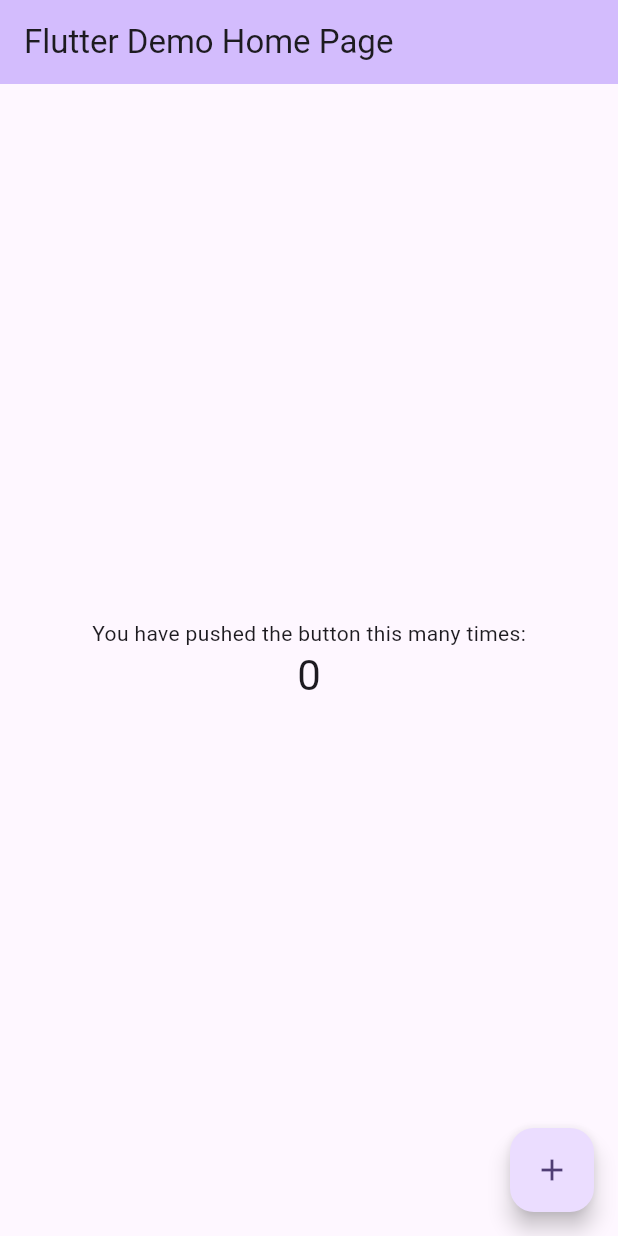
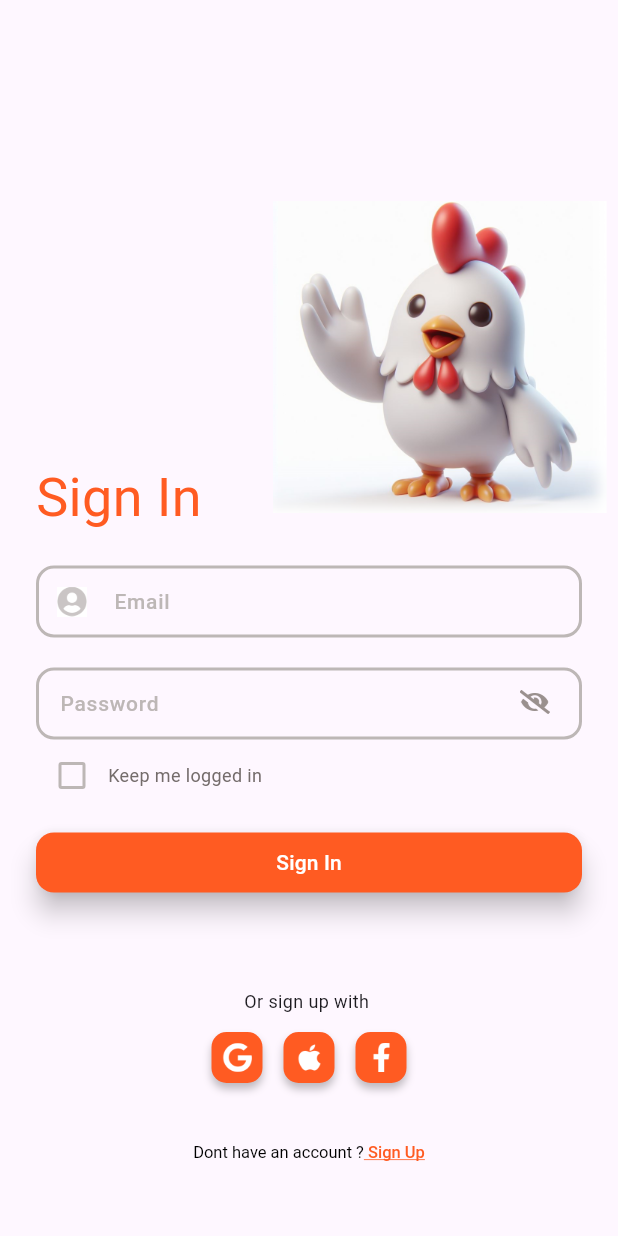
Before and after one commit to robertojanitrasusilo/Si-Kantin, a Flutter app: the screen it shows after launch, on a phone screen of 412 x 824 dp. Run offline on Flutter 3.47's test engine with Material 3 defaults, Android fonts, the phone set to English and light mode, and no system bars; our stand-ins replace google_fonts.

Commit message:
feat(screen) : add login screen

```diff
--- a/lib/main.dart
+++ b/lib/main.dart
@@ -1,127 +1,23 @@
 import 'package:flutter/material.dart';
+import 'package:sikantin/views/signin_page.dart';
 import 'package:google_fonts/google_fonts.dart';
 
-void main() {
-  runApp(const MyApp());
+void main(List<String> args) {
+  runApp(MyApp());
 }
 
 class MyApp extends StatelessWidget {
   const MyApp({super.key});
 
-  // This widget is the root of your application.
   @override
   Widget build(BuildContext context) {
+    Size mobileSize = MediaQuery.of(context).size;
     return MaterialApp(
-      title: 'Flutter Demo',
+      debugShowCheckedModeBanner: false,
       theme: ThemeData(
-        textTheme: GoogleFonts.robotoTextTheme(Theme.of(context).textTheme),
-        // This is the theme of your application.
-        //
-        // TRY THIS: Try running your application with "flutter run". You'll see
-        // the application has a purple toolbar. Then, without quitting the app,
-        // try changing the seedColor in the colorScheme below to Colors.green
-        // and then invoke "hot reload" (save your changes or press the "hot
-        // reload" button in a Flutter-supported IDE, or press "r" if you used
-        // the command line to start the app).
-        //
-        // Notice that the counter didn't reset back to zero; the application
-        // state is not lost during the reload. To reset the state, use hot
-        // restart instead.
-        //
-        // This works for code too, not just values: Most code changes can be
-        // tested with just a hot reload.
-        colorScheme: ColorScheme.fromSeed(seedColor: Colors.deepPurple),
-        useMaterial3: true,
-      ),
-      home: const MyHomePage(title: 'Flutter Demo Home Page'),
+          useMaterial3: true,
+          textTheme: GoogleFonts.robotoTextTheme(Theme.of(context).textTheme)),
+      home: SignInScreen(),
     );
   }
 }
-
-class MyHomePage extends StatefulWidget {
-  const MyHomePage({super.key, required this.title});
-
-  // This widget is the home page of your application. It is stateful, meaning
-  // that it has a State object (defined below) that contains fields that affect
-  // how it looks.
-
-  // This class is the configuration for the state. It holds the values (in this
-  // case the title) provided by the parent (in this case the App widget) and
-  // used by the build method of the State. Fields in a Widget subclass are
-  // always marked "final".
-
-  final String title;
-
-  @override
-  State<MyHomePage> createState() => _MyHomePageState();
-}
-
-class _MyHomePageState extends State<MyHomePage> {
-  int _counter = 0;
-
-  void _incrementCounter() {
-    setState(() {
-      // This call to setState tells the Flutter framework that something has
-      // changed in this State, which causes it to rerun the build method below
-      // so that the display can reflect the updated values. If we changed
-      // _counter without calling setState(), then the build method would not be
-      // called again, and so nothing would appear to happen.
-      _counter++;
-    });
-  }
-
-  @override
-  Widget build(BuildContext context) {
-    // This method is rerun every time setState is called, for instance as done
-    // by the _incrementCounter method above.
-    //
-    // The Flutter framework has been optimized to make rerunning build methods
-    // fast, so that you can just rebuild anything that needs updating rather
-    // than having to individually change instances of widgets.
-    return Scaffold(
-      appBar: AppBar(
-        // TRY THIS: Try changing the color here to a specific color (to
-        // Colors.amber, perhaps?) and trigger a hot reload to see the AppBar
-        // change color while the other colors stay the same.
-        backgroundColor: Theme.of(context).colorScheme.inversePrimary,
-        // Here we take the value from the MyHomePage object that was created by
-        // the App.build method, and use it to set our appbar title.
-        title: Text(widget.title),
-      ),
-      body: Center(
-        // Center is a layout widget. It takes a single child and positions it
-        // in the middle of the parent.
-        child: Column(
-          // Column is also a layout widget. It takes a list of children and
-          // arranges them vertically. By default, it sizes itself to fit its
-          // children horizontally, and tries to be as tall as its parent.
-          //
-          // Column has various properties to control how it sizes itself and
-          // how it positions its children. Here we use mainAxisAlignment to
-          // center the children vertically; the main axis here is the vertical
-          // axis because Columns are vertical (the cross axis would be
-          // horizontal).
-          //
-          // TRY THIS: Invoke "debug painting" (choose the "Toggle Debug Paint"
-          // action in the IDE, or press "p" in the console), to see the
-          // wireframe for each widget.
-          mainAxisAlignment: MainAxisAlignment.center,
-          children: <Widget>[
-            const Text(
-              'You have pushed the button this many times:',
-            ),
-            Text(
-              '$_counter',
-              style: Theme.of(context).textTheme.headlineMedium,
-            ),
-          ],
-        ),
-      ),
-      floatingActionButton: FloatingActionButton(
-        onPressed: _incrementCounter,
-        tooltip: 'Increment',
-        child: const Icon(Icons.add),
-      ), // This trailing comma makes auto-formatting nicer for build methods.
-    );
-  }
-}
--- a/lib/theme.dart
+++ b/lib/theme.dart
@@ -1,14 +1,39 @@
 // Design of the theme
 import 'package:flutter/material.dart';
+import 'package:sikantin/views/signin_page.dart';
 // 1. Color
 
 Color whiteColor = const Color(0xFFFFFFFF);
 Color creamColor = const Color(0xFFFECDA6);
 Color yellowColor = const Color(0xFFFF9130);
-Color orangeColor = const Color(0xFFFF5B22);
+Color primaryColor = const Color(0xFFFF5B22);
+Color grey200 = const Color(0xFFBDB7B6);
+Color grey300 = const Color(0xFF9A908E);
+Color grey400 = const Color(0xFF746C6B);
 
 // 2. Fontweight of textstyle
 TextStyle regularStyle = const TextStyle(fontWeight: FontWeight.w400);
 TextStyle mediumStyle = const TextStyle(fontWeight: FontWeight.w500);
 TextStyle semiBoldStyle = const TextStyle(fontWeight: FontWeight.w600);
 TextStyle boldStyle = const TextStyle(fontWeight: FontWeight.w700);
+
+// 3. Button Style
+ButtonStyle primaryButtonStyle = ElevatedButton.styleFrom(
+  fixedSize: Size(ratioScreenSize!.width - (24 * 2), 39),
+  backgroundColor: primaryColor,
+  padding: EdgeInsets.symmetric(vertical: 10, horizontal: 20),
+  shadowColor: Colors.black,
+  elevation: 7,
+  shape: RoundedRectangleBorder(
+    borderRadius: BorderRadius.circular(12),
+  ),
+);
+ButtonStyle iconStyleButton = ElevatedButton.styleFrom(
+  fixedSize: Size(34, 34),
+  backgroundColor: primaryColor,
+  padding: EdgeInsets.symmetric(vertical: 10, horizontal: 20),
+  shadowColor: Colors.black,
+  shape: RoundedRectangleBorder(
+    borderRadius: BorderRadius.circular(10),
+  ),
+);
--- /dev/null
+++ b/lib/views/signin_page.dart
@@ -0,0 +1,156 @@
+import 'package:flutter/material.dart';
+import 'package:sikantin/theme.dart';
+import 'package:sikantin/widgets/fieldtext.dart';
+import 'package:sikantin/widgets/icon_tombol.dart';
+import 'package:sikantin/widgets/tombol.dart';
+
+Size? ratioScreenSize;
+bool isSeePasword = false;
+
+class SignInScreen extends StatefulWidget {
+  const SignInScreen({super.key});
+
+  @override
+  State<SignInScreen> createState() => _SignInScreenState();
+}
+
+class _SignInScreenState extends State<SignInScreen> {
+  bool isChecked = false;
+  bool seePasword = false;
+
+  @override
+  Widget build(BuildContext context) {
+    ratioScreenSize = MediaQuery.of(context).size;
+    double ratioWidth = ratioScreenSize!.width;
+    double ratioHeight = ratioScreenSize!.height;
+
+    return Scaffold(
+      //* Biar bisa ngescroll pas keyboard muncul
+      body: SingleChildScrollView(
+        child: Stack(
+          alignment: Alignment.center,
+          children: [
+            //* Background ayam kampus
+            Positioned(
+                top: ratioHeight / 2 - 278,
+                left: (ratioWidth / 2) - 24,
+                child: Image.asset(
+                  'assets/test_ayam.png',
+                  width: 222.34,
+                  height: 208,
+                )),
+            //* Column dan seisinya
+            Padding(
+              padding: const EdgeInsets.symmetric(horizontal: 24),
+              child: Column(
+                crossAxisAlignment: CrossAxisAlignment.start,
+                children: [
+                  SizedBox(height: 306),
+                  Text('Sign In',
+                      style: regularStyle.copyWith(
+                          color: primaryColor, fontSize: 36)),
+                  SizedBox(height: 20),
+                  //* Textfield
+                  // *Login bang
+                  FieldText(
+                      labelText: "Email",
+                      hintText: "Email",
+                      isPassword: false,
+                      icon: Padding(
+                          padding: EdgeInsets.only(
+                            top: 14,
+                            bottom: 14,
+                          ),
+                          child: Image.asset('assets/user.png'))),
+                  SizedBox(height: 20),
+                  //* Ingfokan password
+                  FieldText(
+                    labelText: "Password",
+                    hintText: "Password",
+                    isPassword: seePasword == true ? false : true,
+                    isSeePasword: Padding(
+                        padding:
+                            EdgeInsets.only(top: 13, bottom: 15, right: 15),
+                        child: GestureDetector(
+                          onTap: () => setState(() => seePasword = !seePasword),
+                          child: seePasword == true
+                              ? Image.asset('assets/see_password.png')
+                              : Image.asset('assets/hidden_password.png'),
+                        )),
+                  ),
+                  //* Remember me
+                  Row(
+                      mainAxisAlignment: MainAxisAlignment.start,
+                      crossAxisAlignment: CrossAxisAlignment.center,
+                      children: [
+                        Checkbox(
+                          side: BorderSide(width: 2, color: grey200),
+                          activeColor: primaryColor,
+                          value: isChecked,
+                          onChanged: (bool? value) {
+                            setState(() {
+                              isChecked = value!;
+                            });
+                          },
+                        ),
+                        Text('Keep me logged in',
+                            style: regularStyle.copyWith(
+                                fontSize: 12, color: grey400)),
+                      ]),
+                  SizedBox(height: 10),
+                  //* Tombol Login
+                  Tombol(
+                    childContent: Text('Sign In',
+                        style: mediumStyle.copyWith(color: whiteColor)),
+                    onPressed: () {},
+                    styleButton: primaryButtonStyle,
+                  ),
+                  SizedBox(height: 60),
+                  Center(
+                    child: Column(children: [
+                      Text('Or sign up with ',
+                          style: regularStyle.copyWith(fontSize: 12)),
+                      SizedBox(height: 12),
+                      //* Linked Account to socmed
+                      Row(children: [
+                        Spacer(),
+                        IconTombol(
+                            assetImage: "assets/google.png", pressed: () {}),
+                        SizedBox(width: 14),
+                        IconTombol(
+                            assetImage: "assets/apple.png", pressed: () {}),
+                        SizedBox(width: 14),
+                        IconTombol(
+                            assetImage: "assets/facebook.png", pressed: () {}),
+                        Spacer(),
+                      ])
+                    ]),
+                  ),
+                  SizedBox(height: 40),
+                  //* Sign Up
+                  Center(
+                    child: GestureDetector(
+                      child: RichText(
+                          text: TextSpan(
+                              text: "Dont have an account ?",
+                              style: regularStyle.copyWith(
+                                  fontSize: 11, color: Colors.black),
+                              children: [
+                            TextSpan(
+                                text: " Sign Up",
+                                style: mediumStyle.copyWith(
+                                    fontSize: 11,
+                                    color: primaryColor,
+                                    decoration: TextDecoration.underline))
+                          ])),
+                    ),
+                  )
+                ],
+              ),
+            ),
+          ],
+        ),
+      ),
+    );
+  }
+}
--- /dev/null
+++ b/lib/widgets/fieldtext.dart
@@ -0,0 +1,61 @@
+// ignore_for_file: public_member_api_docs, sort_constructors_first
+import 'package:flutter/material.dart';
+
+import 'package:sikantin/theme.dart';
+
+// ignore: must_be_immutable
+class FieldText extends StatelessWidget {
+  Widget? icon;
+  Widget? isSeePasword;
+  String hintText;
+  String? labelText;
+  bool isPassword;
+  FieldText({
+    Key? key,
+    this.icon,
+    this.isSeePasword,
+    required this.hintText,
+    this.labelText,
+    required this.isPassword,
+  }) : super(key: key);
+
+  @override
+  Widget build(BuildContext context) {
+    return SizedBox(
+      height: 48,
+      child: TextField(
+        style: mediumStyle.copyWith(color: primaryColor),
+        cursorColor: primaryColor,
+        obscureText: isPassword,
+        decoration: InputDecoration(
+          contentPadding: EdgeInsets.symmetric(
+            horizontal: 12,
+            vertical: 2,
+          ),
+          prefixIcon: icon,
+          suffixIcon: isSeePasword,
+          labelText: labelText,
+          hintText: hintText,
+          floatingLabelStyle: mediumStyle.copyWith(
+            fontSize: 14,
+            color: primaryColor,
+          ),
+          hintStyle: mediumStyle.copyWith(fontSize: 14, color: grey200),
+          labelStyle: mediumStyle.copyWith(fontSize: 14, color: grey200),
+          border: OutlineInputBorder(
+            borderRadius: BorderRadius.circular(12),
+          ),
+          enabledBorder: OutlineInputBorder(
+            borderRadius: BorderRadius.circular(12),
+            borderSide: BorderSide(color: grey200, width: 2),
+          ),
+          //* Border saat di klik
+          focusedBorder: OutlineInputBorder(
+            borderRadius: BorderRadius.circular(12),
+            borderSide: BorderSide(color: primaryColor, width: 2),
+          ),
+        ),
+      ),
+    );
+  }
+}
--- /dev/null
+++ b/lib/widgets/icon_tombol.dart
@@ -0,0 +1,34 @@
+// ignore_for_file: public_member_api_docs, sort_constructors_first
+import 'package:flutter/material.dart';
+
+import 'package:sikantin/theme.dart';
+
+class IconTombol extends StatelessWidget {
+  String assetImage;
+  VoidCallback pressed;
+  IconTombol({
+    Key? key,
+    required this.assetImage,
+    required this.pressed,
+  }) : super(key: key);
+
+  @override
+  Widget build(BuildContext context) {
+    return Container(
+      padding: EdgeInsets.all(7),
+      width: 34,
+      height: 34,
+      decoration: BoxDecoration(
+          color: primaryColor,
+          borderRadius: BorderRadius.circular(10),
+          boxShadow: [
+            BoxShadow(
+              color: Colors.black.withOpacity(0.25),
+              blurRadius: 4,
+              offset: Offset(0, 4),
+            ),
+          ]),
+      child: Image.asset(assetImage, width: 20),
+    );
+  }
+}
--- /dev/null
+++ b/lib/widgets/tombol.dart
@@ -0,0 +1,22 @@
+// ignore_for_file: public_member_api_docs, sort_constructors_first
+import 'package:flutter/material.dart';
+
+import 'package:sikantin/theme.dart';
+
+class Tombol extends StatelessWidget {
+  VoidCallback onPressed;
+  Widget childContent;
+  ButtonStyle styleButton;
+  Tombol({
+    Key? key,
+    required this.onPressed,
+    required this.childContent,
+    required this.styleButton,
+  }) : super(key: key);
+
+  @override
+  Widget build(BuildContext context) {
+    return ElevatedButton(
+        onPressed: onPressed, child: childContent, style: styleButton);
+  }
+}
--- a/pubspec.yaml
+++ b/pubspec.yaml
@@ -61,8 +61,8 @@ flutter:
   uses-material-design: true
 
   # To add assets to your application, add an assets section, like this:
-  # assets:
-  #   - images/a_dot_burr.jpeg
+  assets:
+    - assets/
   #   - images/a_dot_ham.jpeg
 
   # An image asset can refer to one or more resolution-specific "variants", see
```
Also changed, not shown: assets/apple.png (added), assets/facebook.png (added), assets/google.png (added), assets/hidden_password.png (added), assets/see_password.png (added), assets/test_ayam.png (added), assets/user.png (added), lib/widgets/logo_widget.dart (added).
